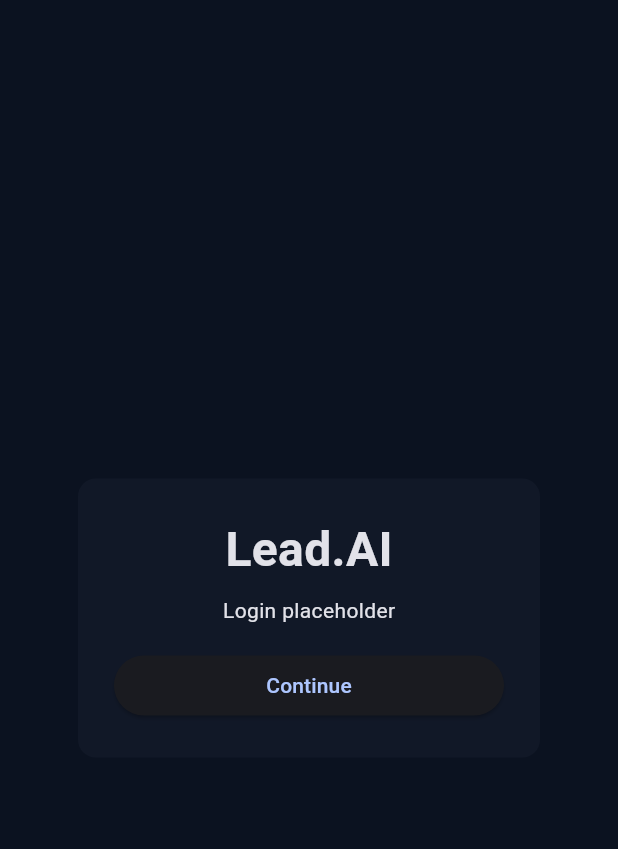
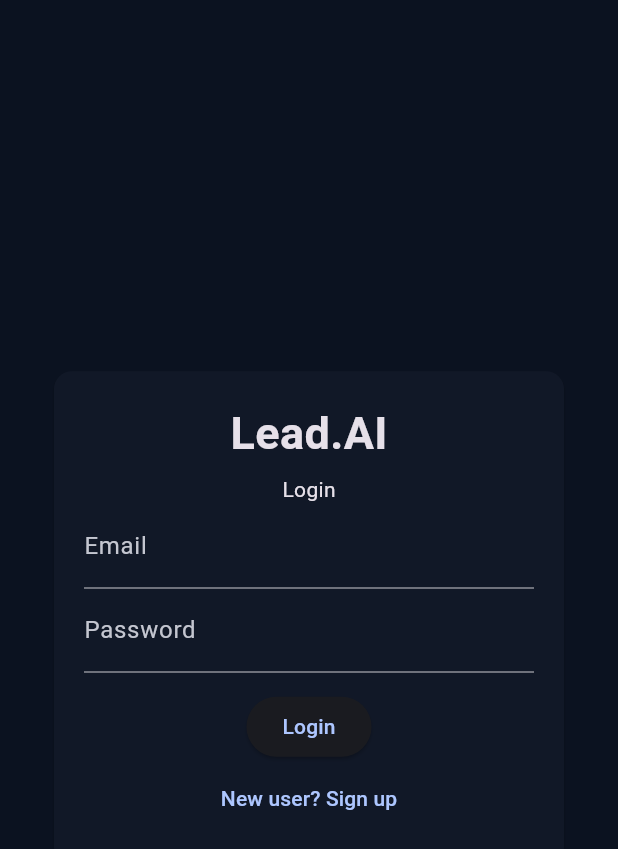
Before and after one commit to Arungharami/Lead-AI-product, a Flutter app: the screen it shows after launch, on a phone screen of 412 x 824 dp. Shown: the top 849 px of the screen. Run offline on Flutter 3.47's test engine with Material 3 defaults, Android fonts, the phone set to English and light mode, and no system bars; our stand-ins replace cloud_firestore, firebase_auth, firebase_core; accounts and stored records are empty.

Commit message:
Add Firebase Auth and Firestore lead storage

```diff
--- a/frontend/lib/main.dart
+++ b/frontend/lib/main.dart
@@ -1,11 +1,18 @@
+import 'package:firebase_core/firebase_core.dart';
 import 'package:flutter/material.dart';
+import 'package:provider/provider.dart';
+
+import 'screens/chat_screen.dart';
 import 'screens/dashboard_screen.dart';
-import 'screens/chat_screen.dart';
 import 'screens/leads_screen.dart';
+import 'screens/login_screen.dart';
+import 'screens/settings_screen.dart';
 import 'screens/subscription_screen.dart';
-import 'screens/login_screen.dart';
+import 'services/auth_service.dart';
 
-void main() {
+Future<void> main() async {
+  WidgetsFlutterBinding.ensureInitialized();
+  await Firebase.initializeApp();
   runApp(const LeadAiApp());
 }
 
@@ -14,30 +21,49 @@
 
   @override
   Widget build(BuildContext context) {
-    return MaterialApp(
-      debugShowCheckedModeBanner: false,
-      title: 'Lead.AI',
-      theme: ThemeData(
-        brightness: Brightness.dark,
-        scaffoldBackgroundColor: const Color(0xFF0B1220),
-        colorScheme: ColorScheme.fromSeed(seedColor: const Color(0xFF3B82F6), brightness: Brightness.dark),
-        cardTheme: const CardThemeData(color: Color(0xFF111827), elevation: 0),
+    return ChangeNotifierProvider(
+      create: (_) => AuthService(),
+      child: MaterialApp(
+        debugShowCheckedModeBanner: false,
+        theme: ThemeData.dark(useMaterial3: true).copyWith(
+          scaffoldBackgroundColor: const Color(0xFF0B1220),
+          colorScheme: ColorScheme.fromSeed(seedColor: const Color(0xFF3B82F6), brightness: Brightness.dark),
+          cardTheme: const CardThemeData(color: Color(0xFF111827)),
+        ),
+        home: const AuthGate(),
       ),
-      home: const LoginScreen(),
+    );
+  }
+}
+
+class AuthGate extends StatelessWidget {
+  const AuthGate({super.key});
+
+  @override
+  Widget build(BuildContext context) {
+    final auth = context.read<AuthService>();
+    return StreamBuilder(
+      stream: auth.authStateChanges,
+      builder: (context, snapshot) {
+        if (snapshot.connectionState == ConnectionState.waiting) {
+          return const Scaffold(body: Center(child: CircularProgressIndicator()));
+        }
+        if (snapshot.data == null) return const LoginScreen();
+        return const AppShell();
+      },
     );
   }
 }
 
 class AppShell extends StatefulWidget {
   const AppShell({super.key});
-
   @override
   State<AppShell> createState() => _AppShellState();
 }
 
 class _AppShellState extends State<AppShell> {
   int index = 0;
-  final pages = const [DashboardScreen(), ChatScreen(), LeadsScreen(), SubscriptionScreen()];
+  final pages = const [DashboardScreen(), ChatScreen(), LeadsScreen(), SubscriptionScreen(), SettingsScreen()];
 
   @override
   Widget build(BuildContext context) {
@@ -45,13 +71,14 @@
       body: pages[index],
       bottomNavigationBar: NavigationBar(
         selectedIndex: index,
+        onDestinationSelected: (i) => setState(() => index = i),
         destinations: const [
           NavigationDestination(icon: Icon(Icons.dashboard_outlined), label: 'Dashboard'),
           NavigationDestination(icon: Icon(Icons.chat_bubble_outline), label: 'AI Chat'),
           NavigationDestination(icon: Icon(Icons.list_alt_outlined), label: 'Leads'),
           NavigationDestination(icon: Icon(Icons.workspace_premium_outlined), label: 'Plan'),
+          NavigationDestination(icon: Icon(Icons.settings_outlined), label: 'Settings'),
         ],
-        onDestinationSelected: (i) => setState(() => index = i),
       ),
     );
   }
--- a/frontend/lib/models/lead.dart
+++ b/frontend/lib/models/lead.dart
@@ -4,16 +4,29 @@
   final String phone;
   final String email;
   final String need;
-  final String createdAt;
+  final String status;
+  final DateTime createdAt;
+  final String userId;
 
-  Lead({required this.id, required this.name, required this.phone, required this.email, required this.need, required this.createdAt});
+  Lead({
+    required this.id,
+    required this.name,
+    required this.phone,
+    required this.email,
+    required this.need,
+    required this.status,
+    required this.createdAt,
+    required this.userId,
+  });
 
-  factory Lead.fromJson(Map<String, dynamic> json) => Lead(
-        id: json['id'],
-        name: json['name'],
-        phone: json['phone'],
-        email: json['email'],
-        need: json['need'],
-        createdAt: json['created_at'],
+  factory Lead.fromMap(String id, Map<String, dynamic> map) => Lead(
+        id: id,
+        name: (map['name'] ?? '').toString(),
+        phone: (map['phone'] ?? '').toString(),
+        email: (map['email'] ?? '').toString(),
+        need: (map['need'] ?? '').toString(),
+        status: (map['status'] ?? 'new').toString(),
+        createdAt: DateTime.tryParse((map['createdAt'] ?? '').toString()) ?? DateTime.now(),
+        userId: (map['userId'] ?? '').toString(),
       );
 }
--- a/frontend/lib/screens/login_screen.dart
+++ b/frontend/lib/screens/login_screen.dart
@@ -1,29 +1,64 @@
 import 'package:flutter/material.dart';
-import '../main.dart';
+import 'package:provider/provider.dart';
 
-class LoginScreen extends StatelessWidget {
+import '../services/auth_service.dart';
+
+class LoginScreen extends StatefulWidget {
   const LoginScreen({super.key});
 
   @override
+  State<LoginScreen> createState() => _LoginScreenState();
+}
+
+class _LoginScreenState extends State<LoginScreen> {
+  final email = TextEditingController();
+  final password = TextEditingController();
+  bool isSignup = false;
+  bool loading = false;
+
+  @override
   Widget build(BuildContext context) {
+    final auth = context.read<AuthService>();
     return Scaffold(
       body: Center(
         child: Card(
-          child: Padding(
-            padding: const EdgeInsets.all(24),
-            child: Column(mainAxisSize: MainAxisSize.min, children: [
-              const Text('Lead.AI', style: TextStyle(fontSize: 32, fontWeight: FontWeight.bold)),
-              const SizedBox(height: 8),
-              const Text('Login placeholder'),
-              const SizedBox(height: 16),
-              SizedBox(
-                width: 260,
-                child: ElevatedButton(
-                  onPressed: () => Navigator.pushReplacement(context, MaterialPageRoute(builder: (_) => const AppShell())),
-                  child: const Text('Continue'),
+          child: SizedBox(
+            width: 340,
+            child: Padding(
+              padding: const EdgeInsets.all(20),
+              child: Column(mainAxisSize: MainAxisSize.min, children: [
+                const Text('Lead.AI', style: TextStyle(fontSize: 30, fontWeight: FontWeight.bold)),
+                const SizedBox(height: 6),
+                Text(isSignup ? 'Create account' : 'Login'),
+                TextField(controller: email, decoration: const InputDecoration(labelText: 'Email')),
+                TextField(controller: password, decoration: const InputDecoration(labelText: 'Password'), obscureText: true),
+                const SizedBox(height: 12),
+                ElevatedButton(
+                  onPressed: loading
+                      ? null
+                      : () async {
+                          setState(() => loading = true);
+                          try {
+                            if (isSignup) {
+                              await auth.signup(email.text, password.text);
+                            } else {
+                              await auth.login(email.text, password.text);
+                            }
+                          } catch (e) {
+                            if (!mounted) return;
+                            ScaffoldMessenger.of(context).showSnackBar(SnackBar(content: Text(e.toString())));
+                          } finally {
+                            if (mounted) setState(() => loading = false);
+                          }
+                        },
+                  child: Text(isSignup ? 'Sign up' : 'Login'),
                 ),
-              )
-            ]),
+                TextButton(
+                  onPressed: () => setState(() => isSignup = !isSignup),
+                  child: Text(isSignup ? 'Have account? Login' : 'New user? Sign up'),
+                )
+              ]),
+            ),
           ),
         ),
       ),
--- a/frontend/lib/services/auth_service.dart
+++ b/frontend/lib/services/auth_service.dart
@@ -3,17 +3,19 @@
 
 class AuthService extends ChangeNotifier {
   final FirebaseAuth _auth = FirebaseAuth.instance;
+
   User? get user => _auth.currentUser;
+  Stream<User?> get authStateChanges => _auth.authStateChanges();
 
-  Future<void> login(String email, String pass) async {
-    await _auth.signInWithEmailAndPassword(email: email, password: pass);
-    notifyListeners();
+  Future<void> login(String email, String password) async {
+    await _auth.signInWithEmailAndPassword(email: email.trim(), password: password);
   }
 
-  Future<void> signup(String email, String pass) async {
-    await _auth.createUserWithEmailAndPassword(email: email, password: pass);
-    notifyListeners();
+  Future<void> signup(String email, String password) async {
+    await _auth.createUserWithEmailAndPassword(email: email.trim(), password: password);
   }
 
-  Future<String> idToken() async => await user!.getIdToken() ?? '';
+  Future<void> logout() async {
+    await _auth.signOut();
+  }
 }
```
Also changed, not shown: frontend/lib/screens/chat_screen.dart (+20 -24 lines), frontend/lib/screens/lead_detail_screen.dart (+16 -7 lines), frontend/lib/screens/leads_screen.dart (+13 -7 lines), frontend/lib/screens/settings_screen.dart (added, +29 -0 lines), frontend/lib/services/lead_service.dart (added, +33 -0 lines), 2 other files.
